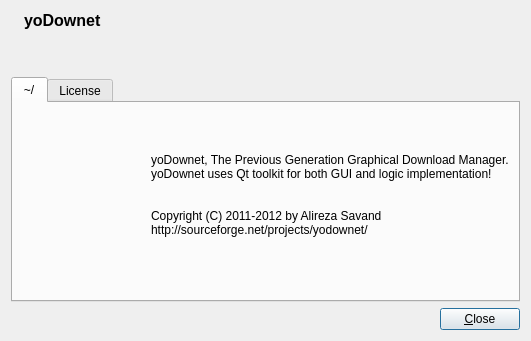
Above: ui/aboutdialog.ui from Alir3z4/yoDownet before the change. Below: the same form after it.
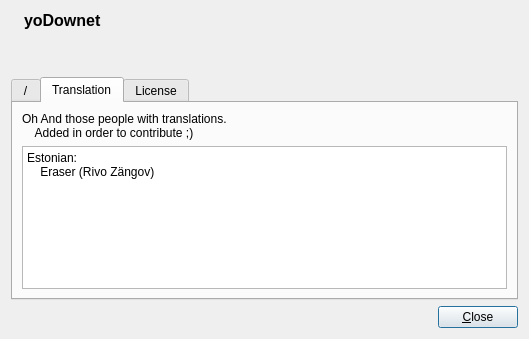
That is the form after the change. Icons and pictures are not drawn.

Commit message: add translation tab to the AboutDialog ;) Also updating the language file :D

What changed in the file:
```diff
--- a/ui/aboutdialog.ui
+++ b/ui/aboutdialog.ui
@@ -6,8 +6,8 @@
    <rect>
     <x>0</x>
     <y>0</y>
-    <width>531</width>
-    <height>341</height>
+    <width>529</width>
+    <height>339</height>
    </rect>
   </property>
   <property name="windowTitle">
@@ -97,11 +97,11 @@
       <enum>QTabWidget::Rounded</enum>
      </property>
      <property name="currentIndex">
-      <number>0</number>
+      <number>1</number>
      </property>
      <widget class="QWidget" name="rootTab">
       <attribute name="title">
-       <string notr="true">~/</string>
+       <string notr="true">/</string>
       </attribute>
       <layout class="QGridLayout" name="gridLayout_2">
        <item row="0" column="0">
@@ -141,6 +141,38 @@
        </item>
       </layout>
      </widget>
+     <widget class="QWidget" name="translationTab">
+      <attribute name="title">
+       <string>Translation</string>
+      </attribute>
+      <layout class="QGridLayout" name="gridLayout_3">
+       <item row="0" column="0">
+        <widget class="QLabel" name="translationTabMessage">
+         <property name="text">
+          <string>Oh And those people with translations.
+    Added in order to contribute ;)</string>
+         </property>
+         <property name="scaledContents">
+          <bool>false</bool>
+         </property>
+         <property name="wordWrap">
+          <bool>true</bool>
+         </property>
+        </widget>
+       </item>
+       <item row="1" column="0">
+        <widget class="QPlainTextEdit" name="translatorTextEdit">
+         <property name="readOnly">
+          <bool>true</bool>
+         </property>
+         <property name="plainText">
+          <string>Estonian:
+    Eraser (Rivo Zängov)</string>
+         </property>
+        </widget>
+       </item>
+      </layout>
+     </widget>
      <widget class="QWidget" name="licenseTab">
       <attribute name="title">
        <string>License</string>
```
Left out of the diff: 12 changed lines with no effect on the pictures. The commit also changes 2 other files.
